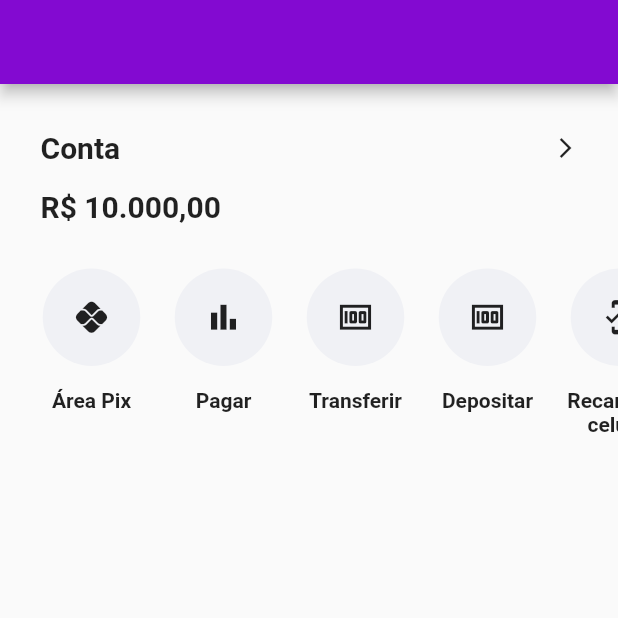
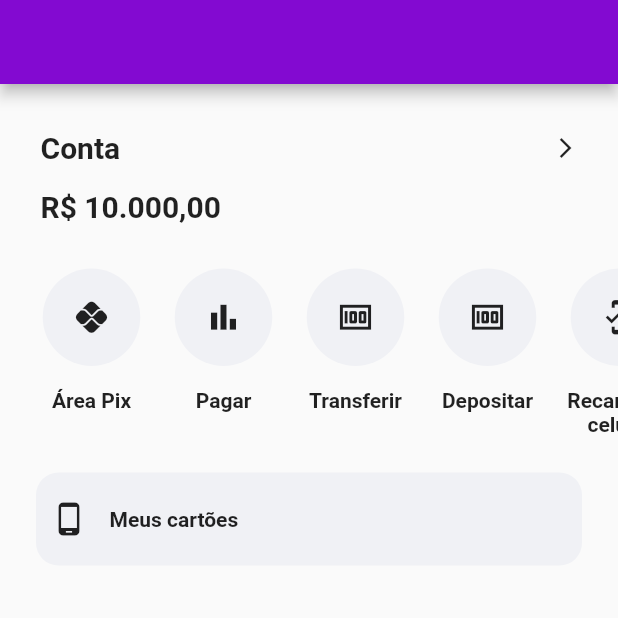
Before and after one commit to ArthurReichert/nubank_app, a Flutter app: the screen it shows after launch, on a phone screen of 412 x 824 dp, the top half of it. Run offline on Flutter 3.47's test engine with Material 2 defaults, Android fonts, the phone set to English and light mode, and no system bars.

Commit message:
done MyCard

```diff
--- a/lib/presentation/screens/home_page.dart
+++ b/lib/presentation/screens/home_page.dart
@@ -3,6 +3,7 @@
 import 'package:flutter/material.dart';
 
 import 'widgets/account_balance.dart';
+import 'widgets/my_card.dart';
 import 'widgets/shortcut_scrollbar.dart';
 import '../themes/theme_colors.dart';
 
@@ -24,6 +25,7 @@ class _HomePageState extends State<HomePage> {
         children: [
           AccountBalance(),
           ShortcutScrollbar(),
+          MyCard(),
         ],
       ),
     );
--- /dev/null
+++ b/lib/presentation/screens/widgets/my_card.dart
@@ -0,0 +1,50 @@
+// ignore_for_file: library_private_types_in_public_api, unnecessary_import
+
+import 'package:flutter/cupertino.dart';
+import 'package:flutter/material.dart';
+import 'package:nubank_app/presentation/themes/theme_colors.dart';
+
+class MyCard extends StatefulWidget {
+  const MyCard({Key? key}) : super(key: key);
+
+  @override
+  _MyCardState createState() => _MyCardState();
+}
+
+class _MyCardState extends State<MyCard> {
+  @override
+  Widget build(BuildContext context) {
+    return Padding(
+      padding: const EdgeInsets.only(left: 20, top: 20, right: 20),
+      child: Center(
+        child: SizedBox(
+          height: 70,
+          width: 430,
+          child: Card(
+            shape: RoundedRectangleBorder(
+              borderRadius: BorderRadius.circular(15),
+            ),
+            shadowColor: Colors.transparent,
+            color: AppColor.backgroundGreyColor,
+            child: Padding(
+              padding: const EdgeInsets.all(10),
+              child: Row(
+                mainAxisAlignment: MainAxisAlignment.start,
+                children: const [
+                  Icon(Icons.phone_android),
+                  SizedBox(
+                    width: 15,
+                  ),
+                  Text(
+                    'Meus cartões',
+                    style: TextStyle(fontWeight: FontWeight.bold),
+                  ),
+                ],
+              ),
+            ),
+          ),
+        ),
+      ),
+    );
+  }
+}
```
